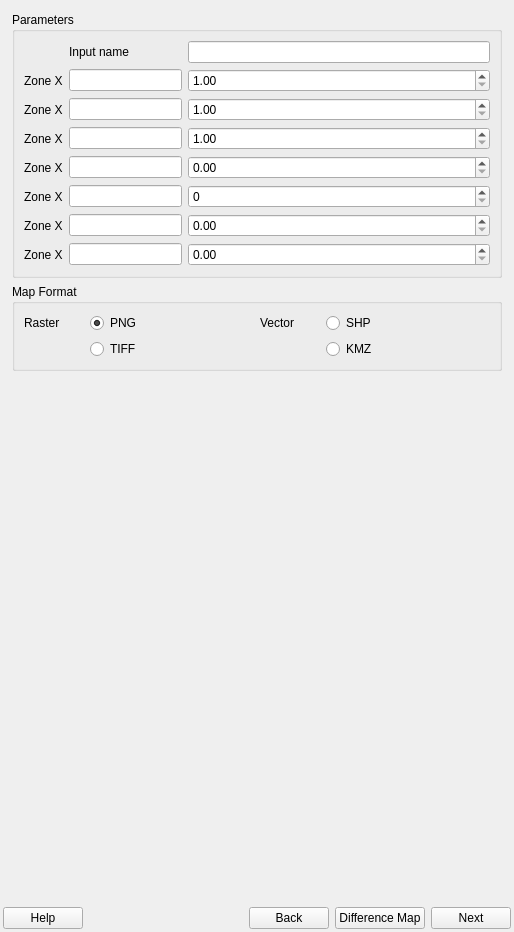
Old version of the form geosys/ui/templates/geosys_dockwidget_base.ui in the repository osundwajeff/qgis-plugin.
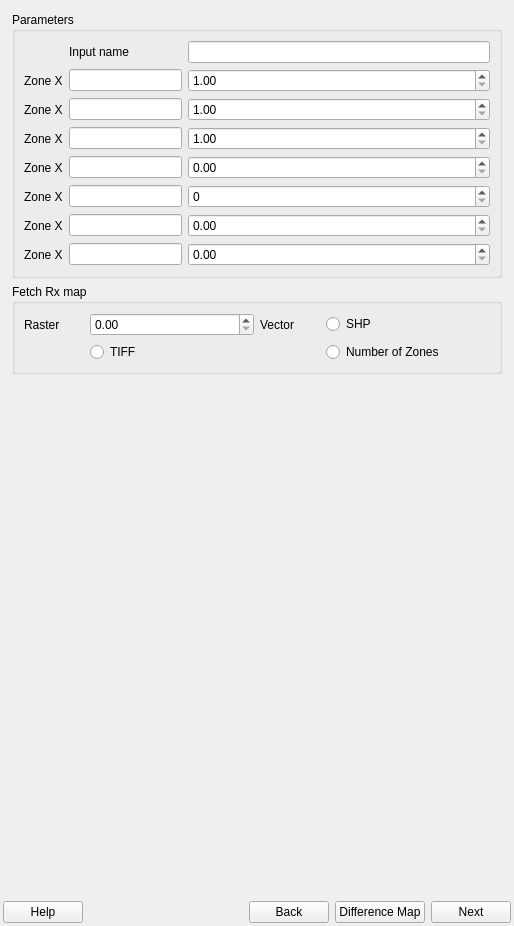
New version of the form. The open tabs and pages were chosen to show the change.

Commit message: rx_maps UI

Patch:
```diff
--- a/geosys/ui/templates/geosys_dockwidget_base.ui
+++ b/geosys/ui/templates/geosys_dockwidget_base.ui
@@ -7,13 +7,13 @@
     <x>0</x>
     <y>0</y>
     <width>514</width>
-    <height>932</height>
+    <height>926</height>
    </rect>
   </property>
   <property name="minimumSize">
    <size>
     <width>514</width>
-    <height>932</height>
+    <height>926</height>
    </size>
   </property>
   <property name="windowTitle">
@@ -1044,7 +1044,7 @@
         <item>
          <widget class="QGroupBox" name="map_format_group_2">
           <property name="title">
-           <string>Map Format</string>
+           <string>Fetch Rx map</string>
           </property>
           <property name="checkable">
            <bool>false</bool>
@@ -1106,10 +1106,13 @@
            <item row="1" column="3">
             <widget class="QRadioButton" name="kmz_radio_button_2">
              <property name="text">
-              <string>KMZ</string>
+              <string>Number of Zones</string>
              </property>
             </widget>
            </item>
+           <item row="0" column="1">
+            <widget class="QDoubleSpinBox" name="fetch_rx_sb"/>
+           </item>
           </layout>
          </widget>
         </item>
```
Left out of the diff: 1 changed line with no effect on the pictures.
